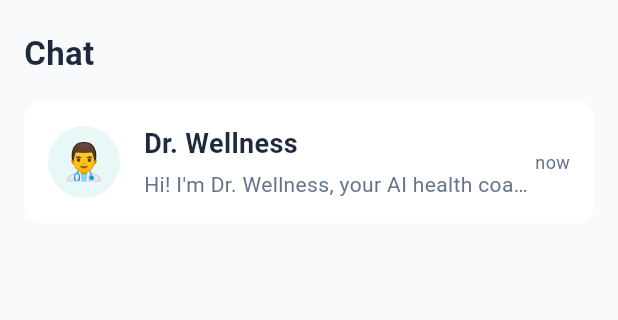
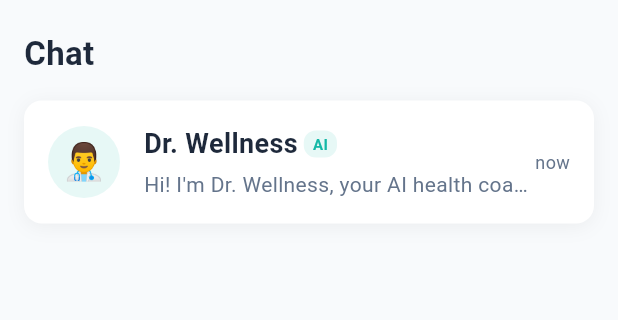
Before and after one commit to pachara-jinnikorn/Health-teen-app, a Flutter app: the ChatScreen screen opened directly, on a phone screen of 412 x 824 dp, the part 90-410 px from its top. Run offline on Flutter 3.47's test engine with Material 3 defaults, Android fonts, the phone set to English and light mode, and no system bars; our stand-ins replace cloud_firestore, firebase_auth, firebase_core, fl_chart, shared_preferences; accounts and stored records are empty; statements that could not run were skipped.

Commit message:
chat fixed 1.0

```diff
--- a/lib/screens/chat_screen.dart
+++ b/lib/screens/chat_screen.dart
@@ -4,8 +4,35 @@ import '../providers/chat_provider.dart';
 import '../utils/constants.dart';
 import 'conversation_screen.dart';
 
-class ChatScreen extends StatelessWidget {
+class ChatScreen extends StatefulWidget {
   const ChatScreen({super.key});
+
+  @override
+  State<ChatScreen> createState() => _ChatScreenState();
+}
+
+class _ChatScreenState extends State<ChatScreen> {
+  bool _isInitializing = true;
+
+  @override
+  void initState() {
+    super.initState();
+    // Ensure AI conversation is created when screen loads
+    _initializeChat();
+  }
+
+  Future<void> _initializeChat() async {
+    // Wait for AI conversation to be created
+    await Future.delayed(const Duration(milliseconds: 500));
+
+    // Manually trigger AI conversation creation if needed
+    final provider = context.read<ChatProvider>();
+    await provider.ensureAIConversationExists();
+
+    if (mounted) {
+      setState(() => _isInitializing = false);
+    }
+  }
 
   @override
   Widget build(BuildContext context) {
@@ -43,15 +70,43 @@ class ChatScreen extends StatelessWidget {
             Expanded(
               child: Consumer<ChatProvider>(
                 builder: (context, provider, _) {
-                  // ✅ Show loading indicator while fetching
-                  if (provider.conversations.isEmpty) {
+                  // Show loading only during initial setup
+                  if (_isInitializing && provider.conversations.isEmpty) {
                     return const Center(
                       child: Column(
                         mainAxisAlignment: MainAxisAlignment.center,
                         children: [
                           CircularProgressIndicator(),
                           SizedBox(height: 16),
-                          Text('Loading conversations...'),
+                          Text('Setting up your chat...'),
+                        ],
+                      ),
+                    );
+                  }
+
+                  // Show empty state if no conversations after initialization
+                  if (provider.conversations.isEmpty) {
+                    return Center(
+                      child: Column(
+                        mainAxisAlignment: MainAxisAlignment.center,
+                        children: [
+                          Icon(
+                            Icons.chat_bubble_outline,
+                            size: 64,
+                            color: AppColors.textSecondary.withOpacity(0.5),
+                          ),
+                          const SizedBox(height: 16),
+                          Text(
+                            'No conversations yet',
+                            style: AppTextStyles.heading3.copyWith(
+                              color: AppColors.textSecondary,
+                            ),
+                          ),
+                          const SizedBox(height: 8),
+                          const Text(
+                            'Dr. Wellness AI chat will appear here',
+                            style: AppTextStyles.bodySmall,
+                          ),
                         ],
                       ),
                     );
@@ -90,6 +145,13 @@ class ChatScreen extends StatelessWidget {
         decoration: BoxDecoration(
           color: Colors.white,
           borderRadius: BorderRadius.circular(12),
+          boxShadow: [
+            BoxShadow(
+              color: Colors.black.withOpacity(0.05),
+              blurRadius: 10,
+              offset: const Offset(0, 2),
+            ),
+          ],
         ),
         child: Row(
           children: [
@@ -97,7 +159,9 @@ class ChatScreen extends StatelessWidget {
               width: 48,
               height: 48,
               decoration: BoxDecoration(
-                color: AppColors.primary.withOpacity(0.1),
+                color: conversation.isAI
+                    ? AppColors.primary.withOpacity(0.1)
+                    : AppColors.secondary.withOpacity(0.1),
                 borderRadius: BorderRadius.circular(24),
               ),
               child: Center(
@@ -112,7 +176,32 @@ class ChatScreen extends StatelessWidget {
               child: Column(
                 crossAxisAlignment: CrossAxisAlignment.start,
                 children: [
-                  Text(conversation.name, style: AppTextStyles.heading3),
+                  Row(
+                    children: [
+                      Text(conversation.name, style: AppTextStyles.heading3),
+                      if (conversation.isAI) ...[
+                        const SizedBox(width: 4),
+                        Container(
+                          padding: const EdgeInsets.symmetric(
+                            horizontal: 6,
+                            vertical: 2,
+                          ),
+                          decoration: BoxDecoration(
+                            color: AppColors.primary.withOpacity(0.1),
+                            borderRadius: BorderRadius.circular(8),
+                          ),
+                          child: const Text(
+                            'AI',
+                            style: TextStyle(
+                              color: AppColors.primary,
+                              fontSize: 10,
+                              fontWeight: FontWeight.bold,
+                            ),
+                          ),
+                        ),
+                      ],
+                    ],
+                  ),
                   const SizedBox(height: 4),
                   Text(
                     conversation.lastMessage,
```
Also changed, not shown: lib/providers/chat_provider.dart (+95 -71 lines).
